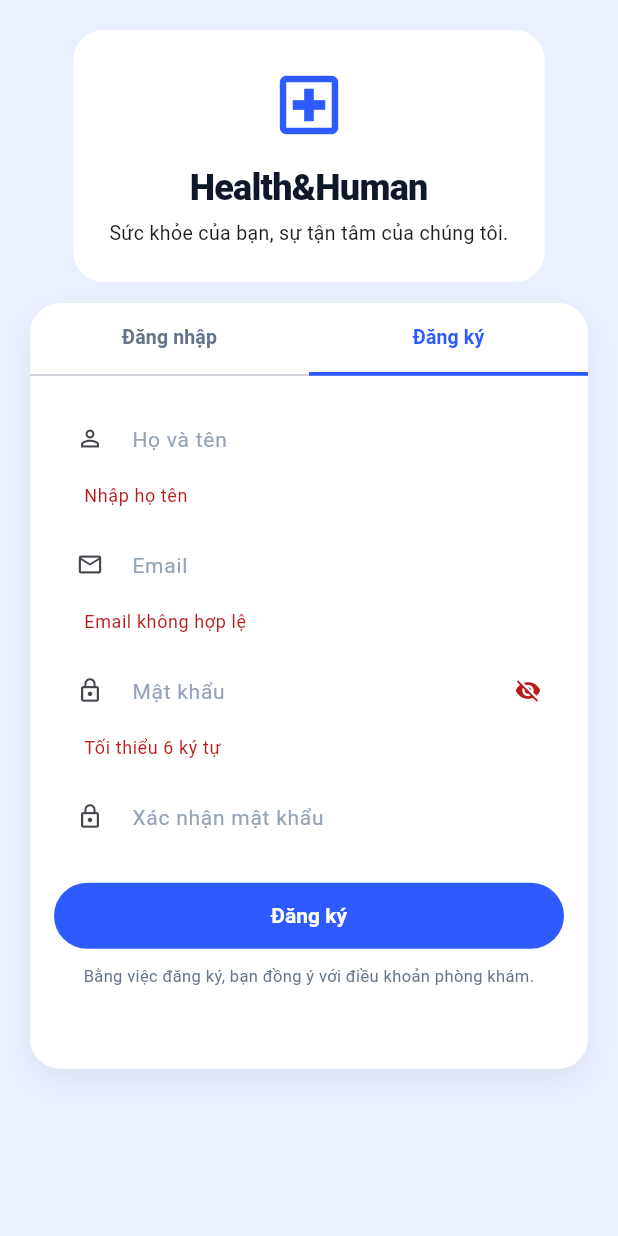
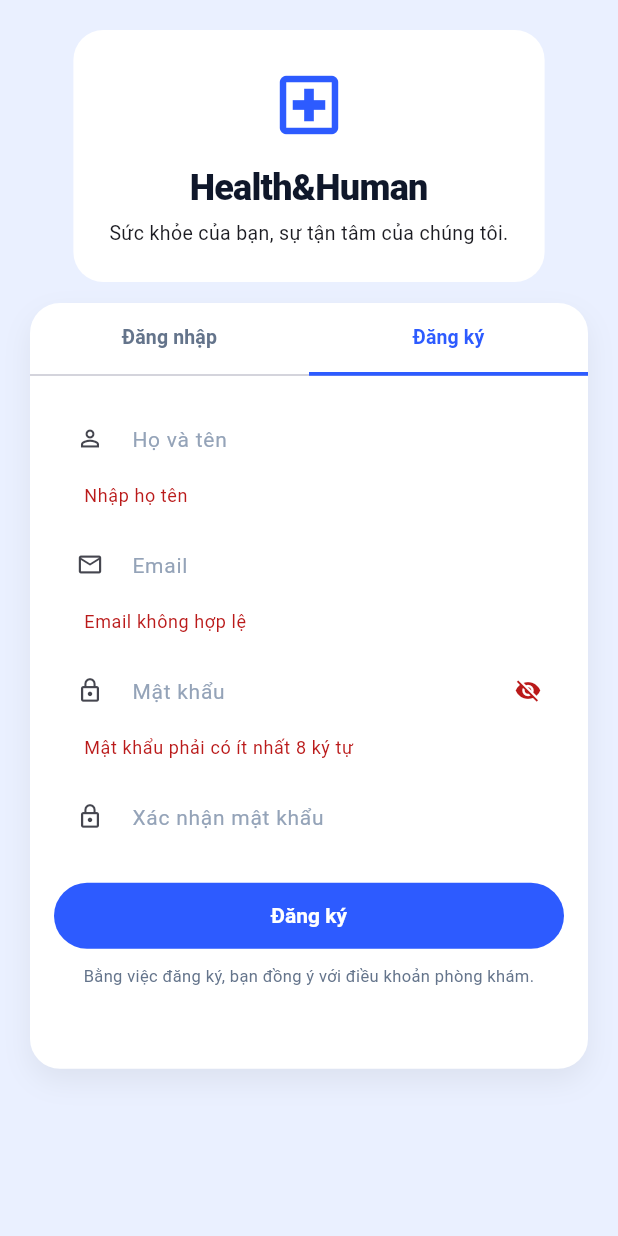
Before and after one commit to WilliamsHugh/ClinicAppoiment, a Flutter app: the screen it shows after launch, tab 2 chosen, after a tap on "Đăng ký", on a phone screen of 412 x 824 dp. Run offline on Flutter 3.47's test engine with Material 3 defaults, Android fonts, the phone set to English and light mode, and no system bars; our stand-ins replace flutter_secure_storage, qr_flutter.

Commit message:
feat(auth): add real-time validation and confirmation notice to register form

```diff
--- a/apps/patient-app/lib/features/auth/widgets/register_form.dart
+++ b/apps/patient-app/lib/features/auth/widgets/register_form.dart
@@ -1,11 +1,21 @@
 import 'package:flutter/material.dart';
 
 import '../../../core/session/session.dart';
+import 'login_form.dart';
+
+const String kRegisterConfirmationNotice =
+    'Đăng ký thành công! Vui lòng kiểm tra email để xác nhận tài khoản.';
 
 class RegisterForm extends StatefulWidget {
-  const RegisterForm({required this.onSubmit, super.key});
+  const RegisterForm({
+    required this.onSubmit,
+    this.onRegisteredSuccess,
+    super.key,
+  });
+
   final Future<bool> Function(String name, String email, String password)
       onSubmit;
+  final ValueChanged<String>? onRegisteredSuccess;
 
   @override
   State<RegisterForm> createState() => _RegisterFormState();
@@ -46,9 +56,9 @@ class _RegisterFormState extends State<RegisterForm> {
       );
       if (!signedIn && mounted) {
         setState(() {
-          _noticeMessage =
-              'Đăng ký thành công. Hãy xác nhận email trước khi đăng nhập.';
+          _noticeMessage = kRegisterConfirmationNotice;
         });
+        widget.onRegisteredSuccess?.call(kRegisterConfirmationNotice);
       }
     } catch (error) {
       if (mounted) setState(() => _errorMessage = _messageFor(error));
@@ -65,6 +75,8 @@ class _RegisterFormState extends State<RegisterForm> {
   Widget build(BuildContext context) {
     return Form(
       key: _formKey,
+      autovalidateMode: AutovalidateMode.onUserInteraction,
+      child: SingleChildScrollView(
         child: Column(
           crossAxisAlignment: CrossAxisAlignment.stretch,
           children: [
@@ -85,8 +97,7 @@ class _RegisterFormState extends State<RegisterForm> {
                 hintText: 'Email',
                 prefixIcon: Icon(Icons.mail_outline, size: 18),
               ),
-            validator: (v) =>
-                (v == null || !v.contains('@')) ? 'Email không hợp lệ' : null,
+              validator: validateAuthEmail,
             ),
             const SizedBox(height: 12),
             TextFormField(
@@ -96,13 +107,14 @@ class _RegisterFormState extends State<RegisterForm> {
                 hintText: 'Mật khẩu',
                 prefixIcon: const Icon(Icons.lock_outline, size: 18),
                 suffixIcon: IconButton(
-                icon: Icon(_obscure ? Icons.visibility_off : Icons.visibility,
-                    size: 18),
+                  icon: Icon(
+                    _obscure ? Icons.visibility_off : Icons.visibility,
+                    size: 18,
+                  ),
                   onPressed: () => setState(() => _obscure = !_obscure),
                 ),
               ),
-            validator: (v) =>
-                (v == null || v.length < 6) ? 'Tối thiểu 6 ký tự' : null,
+              validator: validateAuthPassword,
             ),
             const SizedBox(height: 12),
             TextFormField(
@@ -137,7 +149,10 @@ class _RegisterFormState extends State<RegisterForm> {
                       height: 18,
                       width: 18,
                       child: CircularProgressIndicator(
-                        strokeWidth: 2, color: Colors.white))
+                        strokeWidth: 2,
+                        color: Colors.white,
+                      ),
+                    )
                   : const Text('Đăng ký'),
             ),
             const SizedBox(height: 8),
@@ -147,6 +162,7 @@ class _RegisterFormState extends State<RegisterForm> {
               style: TextStyle(fontSize: 11, color: Color(0xFF64748B)),
             ),
           ],
+        ),
       ),
     );
   }
```
Lines whose indentation alone changed are shown as unchanged.
